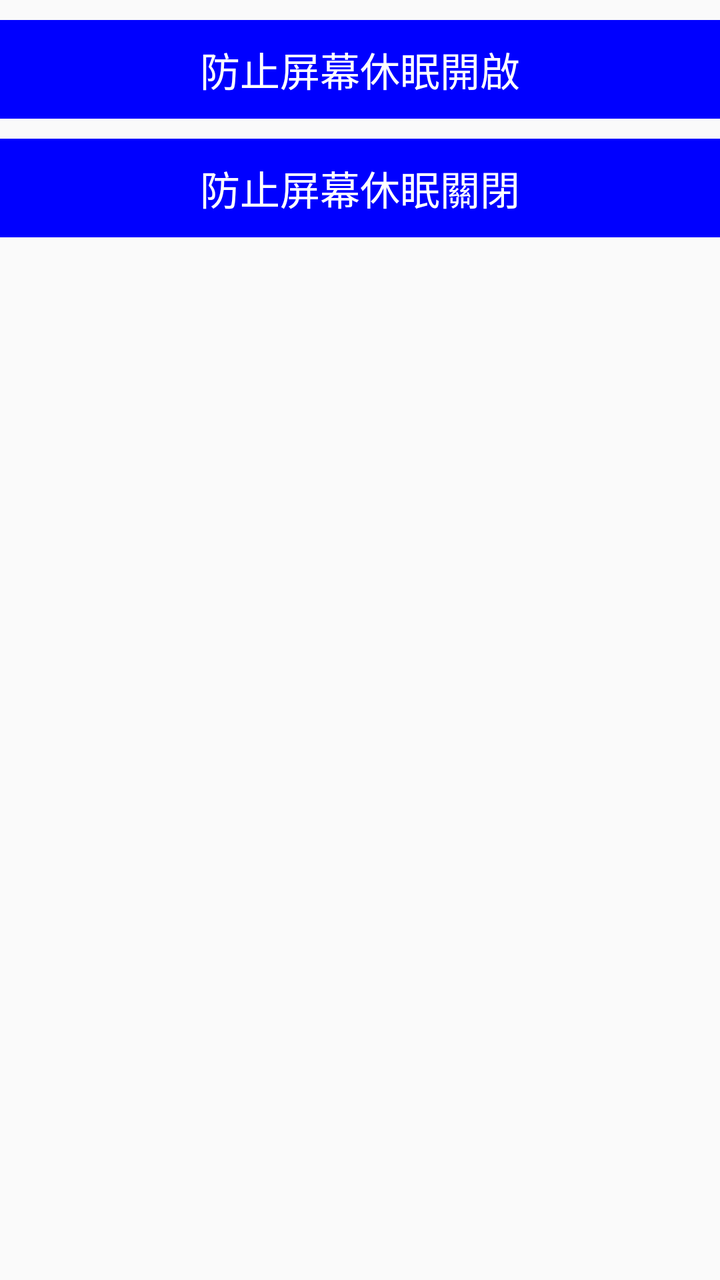
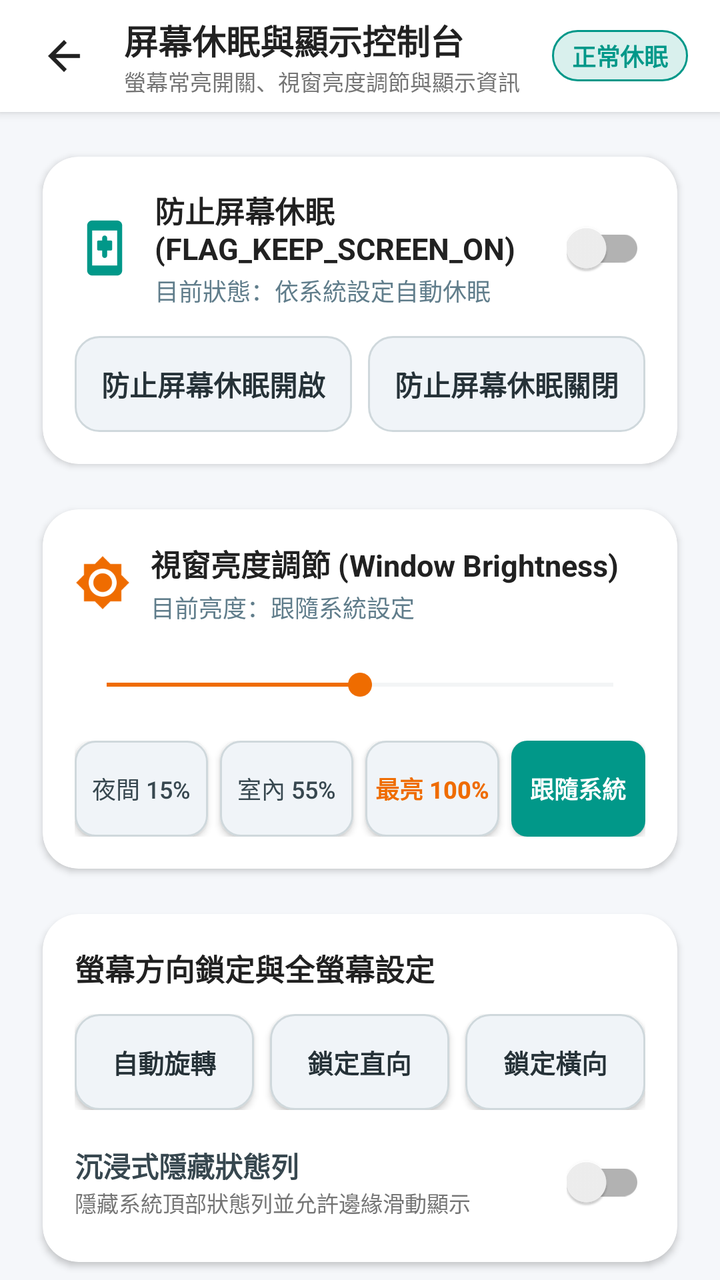

Compare the two renders of this Android layout. The source of the first and the diff that turns it into the second are given below.
<!-- AndroidManifest.xml: application theme AppTheme -->
<!-- res/layout/fragment_screen.xml -->
<?xml version="1.0" encoding="utf-8"?>
<androidx.constraintlayout.widget.ConstraintLayout xmlns:android="http://schemas.android.com/apk/res/android"
    xmlns:app="http://schemas.android.com/apk/res-auto"
    xmlns:tools="http://schemas.android.com/tools"
    android:layout_width="match_parent"
    android:layout_height="match_parent"
  >

    <TextView
        android:layout_marginTop="10dp"

        app:layout_constraintTop_toTopOf="parent"
        android:id="@+id/tv_on"
        android:layout_width="match_parent"
        android:layout_height="wrap_content"
        android:layout_weight="1"
        android:background="@color/blue"
        android:layout_marginBottom="10dp"
        android:gravity="center"
        android:textColor="@android:color/white"
        android:padding="10dp"
        android:textSize="20dp"
        android:text="防止屏幕休眠開啟" />
    <TextView
        app:layout_constraintTop_toBottomOf="@+id/tv_on"
        android:layout_marginTop="10dp"
        android:id="@+id/tv_off"
        android:layout_width="match_parent"
        android:layout_height="wrap_content"
        android:layout_weight="1"
        android:gravity="center"
        android:background="@color/blue"
        android:padding="10dp"
        android:textColor="@android:color/white"
        android:textSize="20dp"
        android:text="防止屏幕休眠關閉" />

</androidx.constraintlayout.widget.ConstraintLayout>
<!-- resources referenced by this layout -->
<resources>
  <color name="blue">#0000FF</color>
  <color name="colorPrimary">#6200EE</color>
  <color name="colorPrimaryDark">#3700B3</color>
  <color name="colorAccent">#03DAC5</color>
  <!-- unchanged entries left out for length: 1 -->
</resources>

<!-- the commit's change to res/layout/fragment_screen.xml (unified diff, before → after) -->
@@ -1,38 +1,460 @@
 <?xml version="1.0" encoding="utf-8"?>
-<androidx.constraintlayout.widget.ConstraintLayout xmlns:android="http://schemas.android.com/apk/res/android"
+<androidx.coordinatorlayout.widget.CoordinatorLayout xmlns:android="http://schemas.android.com/apk/res/android"
     xmlns:app="http://schemas.android.com/apk/res-auto"
-    xmlns:tools="http://schemas.android.com/tools"
     android:layout_width="match_parent"
     android:layout_height="match_parent"
-  >
-
-    <TextView
-        android:layout_marginTop="10dp"
-
-        app:layout_constraintTop_toTopOf="parent"
-        android:id="@+id/tv_on"
+    android:background="#F5F7FA">
+
+    <LinearLayout
         android:layout_width="match_parent"
-        android:layout_height="wrap_content"
-        android:layout_weight="1"
-        android:background="@color/blue"
-        android:layout_marginBottom="10dp"
-        android:gravity="center"
-        android:textColor="@android:color/white"
-        android:padding="10dp"
-        android:textSize="20dp"
-        android:text="防止屏幕休眠開啟" />
-    <TextView
-        app:layout_constraintTop_toBottomOf="@+id/tv_on"
-        android:layout_marginTop="10dp"
-        android:id="@+id/tv_off"
-        android:layout_width="match_parent"
-        android:layout_height="wrap_content"
-        android:layout_weight="1"
-        android:gravity="center"
-        android:background="@color/blue"
-        android:padding="10dp"
-        android:textColor="@android:color/white"
-        android:textSize="20dp"
-        android:text="防止屏幕休眠關閉" />
-
-</androidx.constraintlayout.widget.ConstraintLayout>
+        android:layout_height="match_parent"
+        android:orientation="vertical">
+
+        
+        <LinearLayout
+            android:id="@+id/layoutHeader"
+            android:layout_width="match_parent"
+            android:layout_height="56dp"
+            android:background="@color/white"
+            android:elevation="3dp"
+            android:gravity="center_vertical"
+            android:orientation="horizontal"
+            android:paddingHorizontal="8dp">
+
+            <ImageButton
+                android:id="@+id/btnBack"
+                android:layout_width="48dp"
+                android:layout_height="48dp"
+                android:background="?attr/selectableItemBackgroundBorderless"
+                android:contentDescription="返回上一頁"
+                android:src="@drawable/ic_arrow_back"
+                app:tint="#212121" />
+
+            <LinearLayout
+                android:layout_width="0dp"
+                android:layout_height="wrap_content"
+                android:layout_marginStart="6dp"
+                android:layout_weight="1"
+                android:orientation="vertical">
+
+                <TextView
+                    android:id="@+id/tvTitle"
+                    android:layout_width="wrap_content"
+                    android:layout_height="wrap_content"
+                    android:text="屏幕休眠與顯示控制台"
+                    android:textColor="#212121"
+                    android:textSize="17sp"
+                    android:textStyle="bold" />
+
+                <TextView
+                    android:layout_width="wrap_content"
+                    android:layout_height="wrap_content"
+                    android:text="螢幕常亮開關、視窗亮度調節與顯示資訊"
+                    android:textColor="#757575"
+                    android:textSize="11sp" />
+            </LinearLayout>
+
+            <TextView
+                android:id="@+id/tvKeepOnBadge"
+                android:layout_width="wrap_content"
+                android:layout_height="wrap_content"
+                android:layout_marginEnd="8dp"
+                android:background="@drawable/bg_badge_pill"
+                android:paddingHorizontal="10dp"
+                android:paddingVertical="4dp"
+                android:text="正常休眠"
+                android:textColor="#019889"
+                android:textSize="12sp"
+                android:textStyle="bold" />
+        </LinearLayout>
+
+        <androidx.core.widget.NestedScrollView
+            android:layout_width="match_parent"
+            android:layout_height="0dp"
+            android:layout_weight="1"
+            android:clipToPadding="false"
+            android:fillViewport="true">
+
+            <LinearLayout
+                android:layout_width="match_parent"
+                android:layout_height="wrap_content"
+                android:orientation="vertical"
+                android:padding="14dp">
+
+                
+                <androidx.cardview.widget.CardView
+                    android:layout_width="match_parent"
+                    android:layout_height="wrap_content"
+                    app:cardBackgroundColor="@color/white"
+                    app:cardCornerRadius="18dp"
+                    app:cardElevation="2dp"
+                    app:cardUseCompatPadding="true">
+
+                    <LinearLayout
+                        android:layout_width="match_parent"
+                        android:layout_height="wrap_content"
+                        android:orientation="vertical"
+                        android:padding="16dp">
+
+                        <LinearLayout
+                            android:layout_width="match_parent"
+                            android:layout_height="wrap_content"
+                            android:gravity="center_vertical"
+                            android:orientation="horizontal">
+
+                            <ImageView
+                                android:id="@+id/ivKeepScreenIcon"
+                                android:layout_width="30dp"
+                                android:layout_height="30dp"
+                                android:importantForAccessibility="no"
+                                android:src="@drawable/ic_screen_display"
+                                app:tint="#019889" />
+
+                            <LinearLayout
+                                android:layout_width="0dp"
+                                android:layout_height="wrap_content"
+                                android:layout_marginStart="10dp"
+                                android:layout_weight="1"
+                                android:orientation="vertical">
+
+                                <TextView
+                                    android:layout_width="wrap_content"
+                                    android:layout_height="wrap_content"
+                                    android:text="防止屏幕休眠 (FLAG_KEEP_SCREEN_ON)"
+                                    android:textColor="#212121"
+                                    android:textSize="15sp"
+                                    android:textStyle="bold" />
+
+                                <TextView
+                                    android:id="@+id/tvKeepOnDescription"
+                                    android:layout_width="wrap_content"
+                                    android:layout_height="wrap_content"
+                                    android:layout_marginTop="2dp"
+                                    android:text="目前狀態：依系統設定自動休眠"
+                                    android:textColor="#607D8B"
+                                    android:textSize="12sp" />
+                            </LinearLayout>
+
+                            <androidx.appcompat.widget.SwitchCompat
+                                android:id="@+id/switchKeepScreenOn"
+                                android:layout_width="wrap_content"
+                                android:layout_height="48dp"
+                                android:contentDescription="切換防止屏幕休眠" />
+                        </LinearLayout>
+
+                        <LinearLayout
+                            android:layout_width="match_parent"
+                            android:layout_height="wrap_content"
+                            android:layout_marginTop="14dp"
+                            android:orientation="horizontal">
+
+                            <TextView
+                                android:id="@+id/tv_on"
+                                android:layout_width="0dp"
+                                android:layout_height="48dp"
+                                android:layout_marginEnd="8dp"
+                                android:layout_weight="1"
+                                android:background="@drawable/bg_chip_light"
+                                android:clickable="true"
+                                android:focusable="true"
+                                android:foreground="?attr/selectableItemBackground"
+                                android:gravity="center"
+                                android:text="防止屏幕休眠開啟"
+                                android:textColor="#263238"
+                                android:textSize="14sp"
+                                android:textStyle="bold" />
+
+                            <TextView
+                                android:id="@+id/tv_off"
+                                android:layout_width="0dp"
+                                android:layout_height="48dp"
+                                android:layout_weight="1"
+                                android:background="@drawable/bg_chip_light"
+                                android:clickable="true"
+                                android:focusable="true"
+                                android:foreground="?attr/selectableItemBackground"
+                                android:gravity="center"
+                                android:text="防止屏幕休眠關閉"
+                                android:textColor="#263238"
+                                android:textSize="14sp"
+                                android:textStyle="bold" />
+                        </LinearLayout>
+                    </LinearLayout>
+                </androidx.cardview.widget.CardView>
+
+                
+                <androidx.cardview.widget.CardView
+                    android:layout_width="match_parent"
+                    android:layout_height="wrap_content"
+                    android:layout_marginTop="6dp"
+                    app:cardBackgroundColor="@color/white"
+                    app:cardCornerRadius="18dp"
+                    app:cardElevation="2dp"
+                    app:cardUseCompatPadding="true">
+
+                    <LinearLayout
+                        android:layout_width="match_parent"
+                        android:layout_height="wrap_content"
+                        android:orientation="vertical"
+                        android:padding="16dp">
+
+                        <LinearLayout
+                            android:layout_width="match_parent"
+                            android:layout_height="wrap_content"
+                            android:gravity="center_vertical"
+                            android:orientation="horizontal">
+
+                            <ImageView
+                                android:layout_width="28dp"
+                                android:layout_height="28dp"
+                                android:importantForAccessibility="no"
+                                android:src="@drawable/ic_brightness"
+                                app:tint="#EF6C00" />
+
+                            <LinearLayout
+                                android:layout_width="0dp"
+                                android:layout_height="wrap_content"
+                                android:layout_marginStart="10dp"
+                                android:layout_weight="1"
+                                android:orientation="vertical">
+
+                                <TextView
+                                    android:layout_width="wrap_content"
+                                    android:layout_height="wrap_content"
+                                    android:text="視窗亮度調節 (Window Brightness)"
+                                    android:textColor="#212121"
+                                    android:textSize="15sp"
+                                    android:textStyle="bold" />
+
+                                <TextView
+                                    android:id="@+id/tvBrightnessValue"
+                                    android:layout_width="wrap_content"
+                                    android:layout_height="wrap_content"
+                                    android:layout_marginTop="2dp"
+                                    android:text="目前亮度：跟隨系統設定"
+                                    android:textColor="#607D8B"
+                                    android:textSize="12sp" />
+                            </LinearLayout>
+                        </LinearLayout>
+
+                        <SeekBar
+                            android:id="@+id/sbBrightness"
+                            android:layout_width="match_parent"
+                            android:layout_height="wrap_content"
+                            android:layout_marginTop="12dp"
+                            android:max="100"
+                            android:minHeight="36dp"
+                            android:progress="50"
+                            android:progressBackgroundTint="#CFD8DC"
+                            android:progressTint="#EF6C00"
+                            android:thumbTint="#EF6C00" />
+
+                        <LinearLayout
+                            android:layout_width="match_parent"
+                            android:layout_height="wrap_content"
+                            android:layout_marginTop="10dp"
+                            android:orientation="horizontal">
+
+                            <androidx.appcompat.widget.AppCompatButton
+                                android:id="@+id/btnBrightnessLow"
+                                android:layout_width="0dp"
+                                android:layout_height="48dp"
+                                android:layout_weight="1"
+                                android:background="@drawable/bg_button_secondary"
+                                android:text="夜間 15%"
+                                android:textColor="#37474F"
+                                android:textSize="12sp" />
+
+                            <androidx.appcompat.widget.AppCompatButton
+                                android:id="@+id/btnBrightnessMid"
+                                android:layout_width="0dp"
+                                android:layout_height="48dp"
+                                android:layout_marginHorizontal="6dp"
+                                android:layout_weight="1"
+                                android:background="@drawable/bg_button_secondary"
+                                android:text="室內 55%"
+                                android:textColor="#37474F"
+                                android:textSize="12sp" />
+
+                            <androidx.appcompat.widget.AppCompatButton
+                                android:id="@+id/btnBrightnessHigh"
+                                android:layout_width="0dp"
+                                android:layout_height="48dp"
+                                android:layout_marginEnd="6dp"
+                                android:layout_weight="1"
+                                android:background="@drawable/bg_button_secondary"
+                                android:text="最亮 100%"
+                                android:textColor="#EF6C00"
+                                android:textSize="12sp"
+                                android:textStyle="bold" />
+
+                            <androidx.appcompat.widget.AppCompatButton
+                                android:id="@+id/btnBrightnessSystem"
+                                android:layout_width="0dp"
+                                android:layout_height="48dp"
+                                android:layout_weight="1"
+                                android:background="@drawable/bg_btn_primary"
+                                android:text="跟隨系統"
+                                android:textColor="@color/white"
+                                android:textSize="12sp"
+                                android:textStyle="bold" />
+                        </LinearLayout>
+                    </LinearLayout>
+                </androidx.cardview.widget.CardView>
+
+                
+                <androidx.cardview.widget.CardView
+                    android:layout_width="match_parent"
+                    android:layout_height="wrap_content"
+                    android:layout_marginTop="6dp"
+                    app:cardBackgroundColor="@color/white"
+                    app:cardCornerRadius="18dp"
+                    app:cardElevation="2dp"
+                    app:cardUseCompatPadding="true">
+
+                    <LinearLayout
+                        android:layout_width="match_parent"
+                        android:layout_height="wrap_content"
+                        android:orientation="vertical"
+                        android:padding="16dp">
+
+                        <TextView
+                            android:layout_width="wrap_content"
+                            android:layout_height="wrap_content"
+                            android:text="螢幕方向鎖定與全螢幕設定"
+                            android:textColor="#212121"
+                            android:textSize="15sp"
+                            android:textStyle="bold" />
+
+                        <LinearLayout
+                            android:layout_width="match_parent"
+                            android:layout_height="wrap_content"
+                            android:layout_marginTop="12dp"
+                            android:orientation="horizontal">
+
+                            <androidx.appcompat.widget.AppCompatButton
+                                android:id="@+id/btnOrientAuto"
+                                android:layout_width="0dp"
+                                android:layout_height="48dp"
+                                android:layout_weight="1"
+                                android:background="@drawable/bg_chip_light"
+                                android:text="自動旋轉"
+                                android:textColor="#263238"
+                                android:textSize="13sp"
+                                android:textStyle="bold" />
+
+                            <androidx.appcompat.widget.AppCompatButton
+                                android:id="@+id/btnOrientPortrait"
+                                android:layout_width="0dp"
+                                android:layout_height="48dp"
+                                android:layout_marginHorizontal="8dp"
+                                android:layout_weight="1"
+                                android:background="@drawable/bg_chip_light"
+                                android:text="鎖定直向"
+                                android:textColor="#263238"
+                                android:textSize="13sp"
+                                android:textStyle="bold" />
+
+                            <androidx.appcompat.widget.AppCompatButton
+                                android:id="@+id/btnOrientLandscape"
+                                android:layout_width="0dp"
+                                android:layout_height="48dp"
+                                android:layout_weight="1"
+                                android:background="@drawable/bg_chip_light"
+                                android:text="鎖定橫向"
+                                android:textColor="#263238"
+                                android:textSize="13sp"
+                                android:textStyle="bold" />
+                        </LinearLayout>
+
+                        <LinearLayout
+                            android:layout_width="match_parent"
+                            android:layout_height="wrap_content"
+                            android:layout_marginTop="12dp"
+                            android:gravity="center_vertical"
+                            android:orientation="horizontal">
+
+                            <LinearLayout
+                                android:layout_width="0dp"
+                                android:layout_height="wrap_content"
+                                android:layout_weight="1"
+                                android:orientation="vertical">
+
+                                <TextView
+                                    android:layout_width="wrap_content"
+                                    android:layout_height="wrap_content"
+                                    android:text="沉浸式隱藏狀態列"
+                                    android:textColor="#37474F"
+                                    android:textSize="14sp"
+                                    android:textStyle="bold" />
+
+                                <TextView
+                                    android:layout_width="wrap_content"
+                                    android:layout_height="wrap_content"
+                                    android:text="隱藏系統頂部狀態列並允許邊緣滑動顯示"
+                                    android:textColor="#757575"
+                                    android:textSize="11sp" />
+                            </LinearLayout>
+
+                            <androidx.appcompat.widget.SwitchCompat
+                                android:id="@+id/switchImmersive"
+                                android:layout_width="wrap_content"
+                                android:layout_height="48dp"
+                                android:contentDescription="切換沉浸式全螢幕" />
+                        </LinearLayout>
+                    </LinearLayout>
+                </androidx.cardview.widget.CardView>
+
+                
+                <androidx.cardview.widget.CardView
+                    android:layout_width="match_parent"
+                    android:layout_height="wrap_content"
+                    android:layout_marginTop="6dp"
+                    android:layout_marginBottom="12dp"
+                    app:cardBackgroundColor="@color/white"
+                    app:cardCornerRadius="18dp"
+                    app:cardElevation="2dp"
+                    app:cardUseCompatPadding="true">
+
+                    <LinearLayout
+                        android:layout_width="match_parent"
+                        android:layout_height="wrap_content"
+                        android:orientation="vertical"
+                        android:padding="16dp">
+
+                        <TextView
+                            android:layout_width="wrap_content"
+                            android:layout_height="wrap_content"
+                            android:text="裝置顯示器即時參數"
+                            android:textColor="#212121"
+                            android:textSize="15sp"
+                            android:textStyle="bold" />
+
+                        <TextView
+                            android:id="@+id/tvDisplaySpecs"
+                            android:layout_width="match_parent"
+                            android:layout_height="wrap_content"
+                            android:layout_marginTop="8dp"
+                            android:lineSpacingExtra="5dp"
+                            android:text="解析度與刷新率讀取中..."
+                            android:textColor="#546E7A"
+                            android:textSize="13sp" />
+
+                        <androidx.appcompat.widget.AppCompatButton
+                            android:id="@+id/btnResetAll"
+                            android:layout_width="match_parent"
+                            android:layout_height="48dp"
+                            android:layout_marginTop="14dp"
+                            android:background="@drawable/bg_button_secondary"
+                            android:text="一鍵恢復全部系統預設顯示設定"
+                            android:textColor="#D32F2F"
+                            android:textSize="13sp"
+                            android:textStyle="bold" />
+                    </LinearLayout>
+                </androidx.cardview.widget.CardView>
+
+            </LinearLayout>
+        </androidx.core.widget.NestedScrollView>
+    </LinearLayout>
+
+</androidx.coordinatorlayout.widget.CoordinatorLayout>
<!-- resource entries referenced after the edit -->
@@ -1,6 +1,87 @@
 <!-- resources referenced by this layout -->
 <resources>
-  <color name="blue">#0000FF</color>
+  <color name="white">#FFFFFFFF</color>
+  <!-- drawable bg_badge_pill (drawable) -->
+  <?xml version="1.0" encoding="utf-8"?>
+  <shape xmlns:android="http://schemas.android.com/apk/res/android"
+      android:shape="rectangle">
+      <solid android:color="#26019889" />
+      <stroke android:width="1dp" android:color="#019889" />
+      <corners android:radius="20dp" />
+  </shape>
+  <!-- drawable bg_btn_primary (drawable) -->
+  <?xml version="1.0" encoding="utf-8"?>
+  <shape xmlns:android="http://schemas.android.com/apk/res/android"
+      android:shape="rectangle">
+      <solid android:color="#019889" />
+      <corners android:radius="8dp" />
+  </shape>
+  <!-- drawable bg_button_secondary (drawable) -->
+  <?xml version="1.0" encoding="utf-8"?>
+  <shape xmlns:android="http://schemas.android.com/apk/res/android"
+      android:shape="rectangle">
+      <solid android:color="#F0F4F8" />
+      <stroke android:width="1dp" android:color="#CFD8DC" />
+      <corners android:radius="10dp" />
+  </shape>
+  <!-- drawable bg_chip_light (drawable) -->
+  <?xml version="1.0" encoding="utf-8"?>
+  <selector xmlns:android="http://schemas.android.com/apk/res/android">
+      <item android:state_selected="true">
+          <shape android:shape="rectangle">
+              <solid android:color="#1F019889" />
+              <stroke android:width="1.5dp" android:color="#019889" />
+              <corners android:radius="12dp" />
+          </shape>
+      </item>
+      <item android:state_pressed="true">
+          <shape android:shape="rectangle">
+              <solid android:color="#E0F2F1" />
+              <stroke android:width="1dp" android:color="#019889" />
+              <corners android:radius="12dp" />
+          </shape>
+      </item>
+      <item>
+          <shape android:shape="rectangle">
+              <solid android:color="#F0F4F8" />
+              <stroke android:width="1dp" android:color="#CFD8DC" />
+              <corners android:radius="12dp" />
+          </shape>
+      </item>
+  </selector>
+  <!-- drawable ic_arrow_back (drawable) -->
+  <vector xmlns:android="http://schemas.android.com/apk/res/android"
+      android:width="24dp"
+      android:height="24dp"
+      android:viewportWidth="24"
+      android:viewportHeight="24"
+      android:tint="?attr/colorControlNormal">
+    <path
+        android:fillColor="@android:color/white"
+        android:pathData="M20,11H7.83l5.59,-5.59L12,4l-8,8 8,8 1.41,-1.41L7.83,13H20v-2z"/>
+  </vector>
+  <!-- drawable ic_brightness (drawable) -->
+  <?xml version="1.0" encoding="utf-8"?>
+  <vector xmlns:android="http://schemas.android.com/apk/res/android"
+      android:width="24dp"
+      android:height="24dp"
+      android:viewportWidth="24"
+      android:viewportHeight="24">
+      <path
+          android:fillColor="#FF000000"
+          android:pathData="M20,8.69V4h-4.69L12,0.69 8.69,4H4v4.69L0.69,12 4,15.31V20h4.69L12,23.31 15.31,20H20v-4.69L23.31,12 20,8.69zM12,18c-3.31,0 -6,-2.69 -6,-6s2.69,-6 6,-6 6,2.69 6,6 -2.69,6 -6,6zM12,8c-2.21,0 -4,1.79 -4,4s1.79,4 4,4 4,-1.79 4,-4 -1.79,-4 -4,-4z" />
+  </vector>
+  <!-- drawable ic_screen_display (drawable) -->
+  <?xml version="1.0" encoding="utf-8"?>
+  <vector xmlns:android="http://schemas.android.com/apk/res/android"
+      android:width="24dp"
+      android:height="24dp"
+      android:viewportWidth="24"
+      android:viewportHeight="24">
+      <path
+          android:fillColor="#FF000000"
+          android:pathData="M17,1.01L7,1c-1.1,0 -2,0.9 -2,2v18c0,1.1 0.9,2 2,2h10c1.1,0 2,-0.9 2,-2V3c0,-1.1 -0.9,-1.99 -2,-1.99zM17,19H7V5h10v14zM12,16c0.55,0 1,-0.45 1,-1v-2h1.5c0.28,0 0.5,-0.22 0.5,-0.5v-3c0,-0.28 -0.22,-0.5 -0.5,-0.5H13V8c0,-0.55 -0.45,-1 -1,-1s-1,0.45 -1,1v1H9.5c-0.28,0 -0.5,0.22 -0.5,0.5v3c0,0.28 0.22,0.5 0.5,0.5H11v2c0,0.55 0.45,1 1,1z" />
+  </vector>
   <color name="colorPrimary">#6200EE</color>
   <color name="colorPrimaryDark">#3700B3</color>
   <color name="colorAccent">#03DAC5</color>
